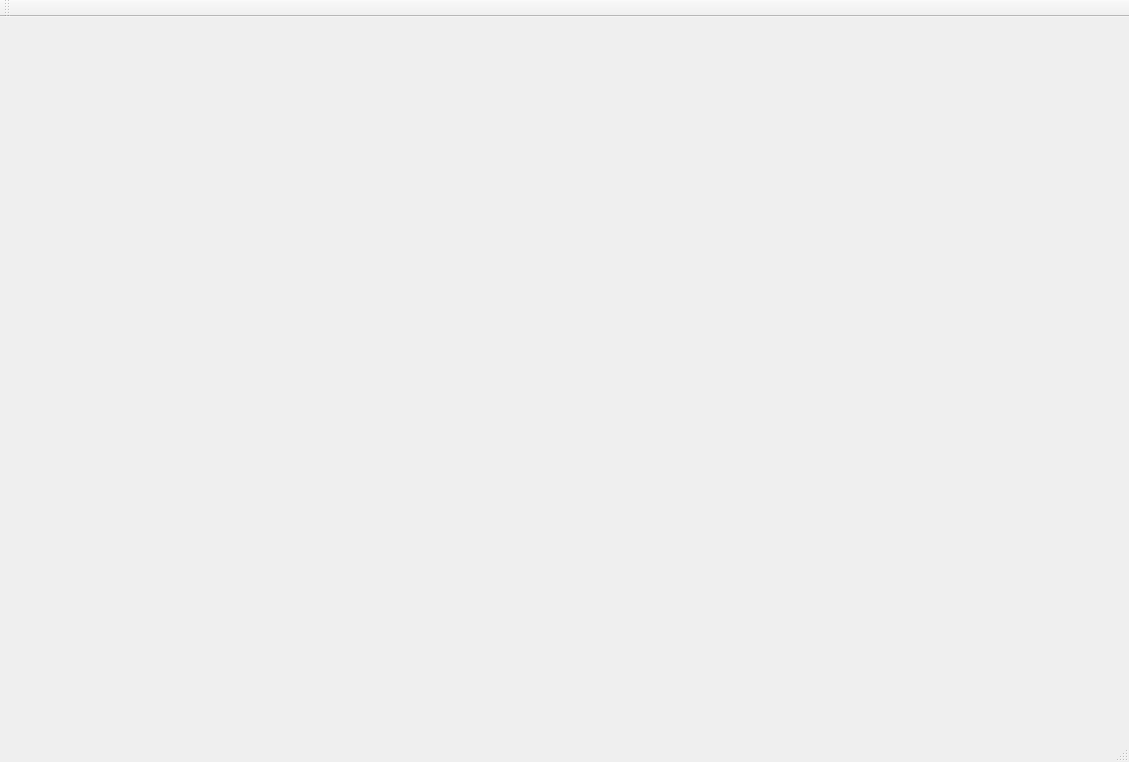
First picture: the form in ODE/ode.ui, repository zetan/ODE, before the edit.
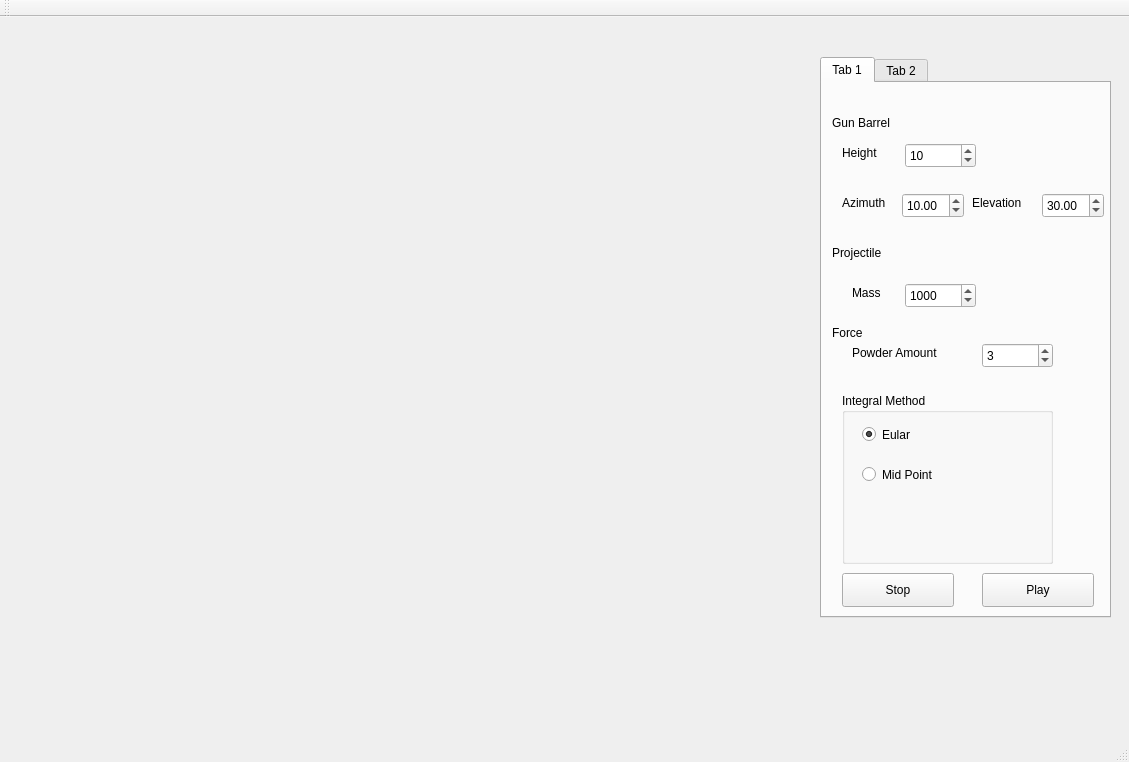
Second picture: the form after the edit.

Commit message: ballistic motion simulation (1) Eular method (2) ball, floor, and traceball with drawing&update method (3) ui

```diff
--- a/ODE/ode.ui
+++ b/ODE/ode.ui
@@ -13,7 +13,271 @@
   <property name="windowTitle">
    <string>ODE</string>
   </property>
-  <widget class="QWidget" name="centralWidget"/>
+  <widget class="QWidget" name="centralWidget">
+   <widget class="QTabWidget" name="tabWidget">
+    <property name="geometry">
+     <rect>
+      <x>820</x>
+      <y>40</y>
+      <width>291</width>
+      <height>561</height>
+     </rect>
+    </property>
+    <widget class="QWidget" name="tab">
+     <attribute name="title">
+      <string>Tab 1</string>
+     </attribute>
+     <widget class="QDoubleSpinBox" name="ballVxBox">
+      <property name="geometry">
+       <rect>
+        <x>80</x>
+        <y>110</y>
+        <width>62</width>
+        <height>25</height>
+       </rect>
+      </property>
+      <property name="maximum">
+       <double>360.990000000000009</double>
+      </property>
+      <property name="value">
+       <double>10.000000000000000</double>
+      </property>
+     </widget>
+     <widget class="QDoubleSpinBox" name="ballVyBox">
+      <property name="geometry">
+       <rect>
+        <x>220</x>
+        <y>110</y>
+        <width>62</width>
+        <height>25</height>
+       </rect>
+      </property>
+      <property name="value">
+       <double>30.000000000000000</double>
+      </property>
+     </widget>
+     <widget class="QLabel" name="label">
+      <property name="geometry">
+       <rect>
+        <x>10</x>
+        <y>30</y>
+        <width>101</width>
+        <height>19</height>
+       </rect>
+      </property>
+      <property name="text">
+       <string>Gun Barrel</string>
+      </property>
+     </widget>
+     <widget class="QLabel" name="label_2">
+      <property name="geometry">
+       <rect>
+        <x>20</x>
+        <y>110</y>
+        <width>61</width>
+        <height>19</height>
+       </rect>
+      </property>
+      <property name="text">
+       <string>Azimuth</string>
+      </property>
+     </widget>
+     <widget class="QLabel" name="label_3">
+      <property name="geometry">
+       <rect>
+        <x>150</x>
+        <y>110</y>
+        <width>81</width>
+        <height>19</height>
+       </rect>
+      </property>
+      <property name="text">
+       <string>Elevation</string>
+      </property>
+     </widget>
+     <widget class="QGroupBox" name="groupBox">
+      <property name="geometry">
+       <rect>
+        <x>20</x>
+        <y>310</y>
+        <width>211</width>
+        <height>171</height>
+       </rect>
+      </property>
+      <property name="title">
+       <string>Integral Method</string>
+      </property>
+      <widget class="QRadioButton" name="ballEular">
+       <property name="geometry">
+        <rect>
+         <x>20</x>
+         <y>30</y>
+         <width>119</width>
+         <height>23</height>
+        </rect>
+       </property>
+       <property name="text">
+        <string>Eular</string>
+       </property>
+       <property name="checked">
+        <bool>true</bool>
+       </property>
+      </widget>
+      <widget class="QRadioButton" name="ballMidPoint">
+       <property name="geometry">
+        <rect>
+         <x>20</x>
+         <y>70</y>
+         <width>119</width>
+         <height>23</height>
+        </rect>
+       </property>
+       <property name="text">
+        <string>Mid Point</string>
+       </property>
+      </widget>
+     </widget>
+     <widget class="QSpinBox" name="gunHeight">
+      <property name="geometry">
+       <rect>
+        <x>83</x>
+        <y>60</y>
+        <width>71</width>
+        <height>25</height>
+       </rect>
+      </property>
+      <property name="value">
+       <number>10</number>
+      </property>
+     </widget>
+     <widget class="QLabel" name="label_4">
+      <property name="geometry">
+       <rect>
+        <x>20</x>
+        <y>60</y>
+        <width>66</width>
+        <height>19</height>
+       </rect>
+      </property>
+      <property name="text">
+       <string>Height</string>
+      </property>
+     </widget>
+     <widget class="QSpinBox" name="ballMassBox">
+      <property name="geometry">
+       <rect>
+        <x>83</x>
+        <y>200</y>
+        <width>71</width>
+        <height>25</height>
+       </rect>
+      </property>
+      <property name="maximum">
+       <number>9999</number>
+      </property>
+      <property name="value">
+       <number>1000</number>
+      </property>
+     </widget>
+     <widget class="QLabel" name="label_5">
+      <property name="geometry">
+       <rect>
+        <x>10</x>
+        <y>160</y>
+        <width>66</width>
+        <height>19</height>
+       </rect>
+      </property>
+      <property name="text">
+       <string>Projectile</string>
+      </property>
+     </widget>
+     <widget class="QLabel" name="label_6">
+      <property name="geometry">
+       <rect>
+        <x>30</x>
+        <y>200</y>
+        <width>66</width>
+        <height>19</height>
+       </rect>
+      </property>
+      <property name="text">
+       <string>Mass</string>
+      </property>
+     </widget>
+     <widget class="QLabel" name="label_7">
+      <property name="geometry">
+       <rect>
+        <x>10</x>
+        <y>240</y>
+        <width>66</width>
+        <height>19</height>
+       </rect>
+      </property>
+      <property name="text">
+       <string>Force</string>
+      </property>
+     </widget>
+     <widget class="QSpinBox" name="ballPowerAmountMass">
+      <property name="geometry">
+       <rect>
+        <x>160</x>
+        <y>260</y>
+        <width>71</width>
+        <height>25</height>
+       </rect>
+      </property>
+      <property name="value">
+       <number>3</number>
+      </property>
+     </widget>
+     <widget class="QLabel" name="label_8">
+      <property name="geometry">
+       <rect>
+        <x>30</x>
+        <y>260</y>
+        <width>121</width>
+        <height>19</height>
+       </rect>
+      </property>
+      <property name="text">
+       <string>Powder Amount</string>
+      </property>
+     </widget>
+     <widget class="QPushButton" name="ballStopBtn">
+      <property name="geometry">
+       <rect>
+        <x>20</x>
+        <y>490</y>
+        <width>112</width>
+        <height>34</height>
+       </rect>
+      </property>
+      <property name="text">
+       <string>Stop</string>
+      </property>
+     </widget>
+     <widget class="QPushButton" name="ballStartBtn">
+      <property name="geometry">
+       <rect>
+        <x>160</x>
+        <y>490</y>
+        <width>112</width>
+        <height>34</height>
+       </rect>
+      </property>
+      <property name="text">
+       <string>Play</string>
+      </property>
+     </widget>
+    </widget>
+    <widget class="QWidget" name="tab_2">
+     <attribute name="title">
+      <string>Tab 2</string>
+     </attribute>
+    </widget>
+   </widget>
+  </widget>
   <widget class="QMenuBar" name="menuBar">
    <property name="geometry">
     <rect>
```
Left out of the diff: 73 changed lines with no effect on the pictures. The commit also changes 37 other files.
